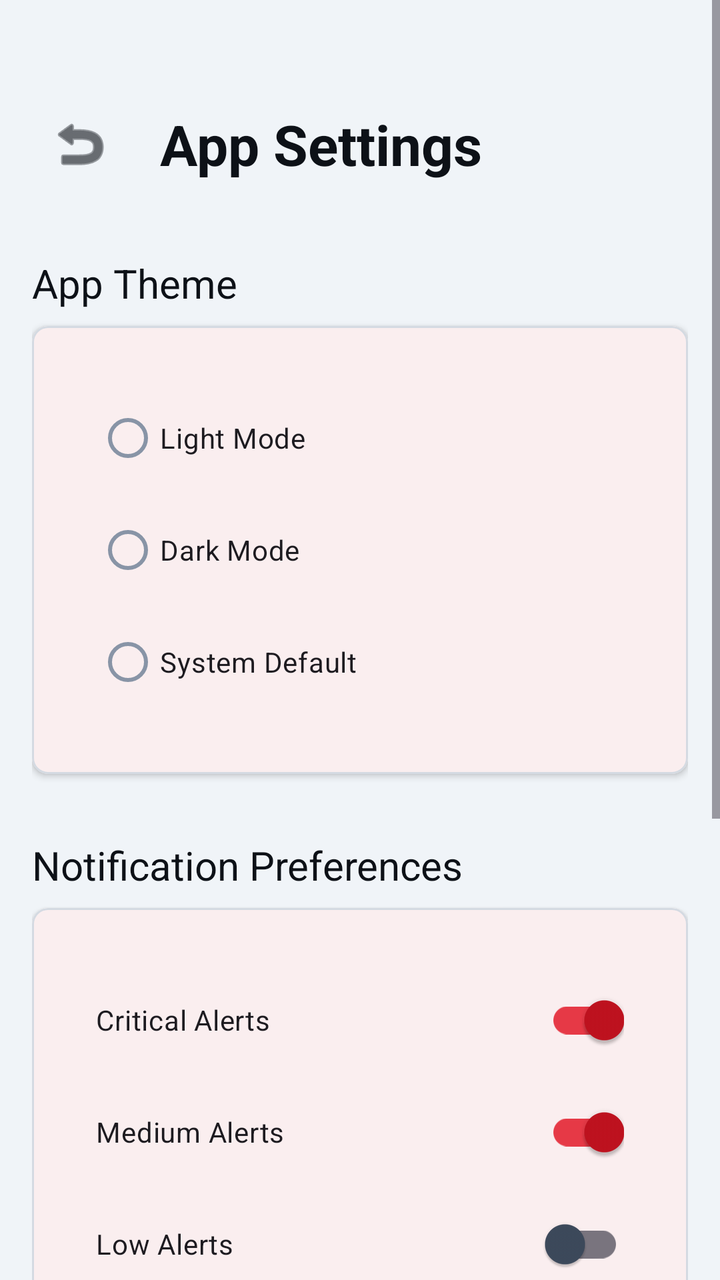
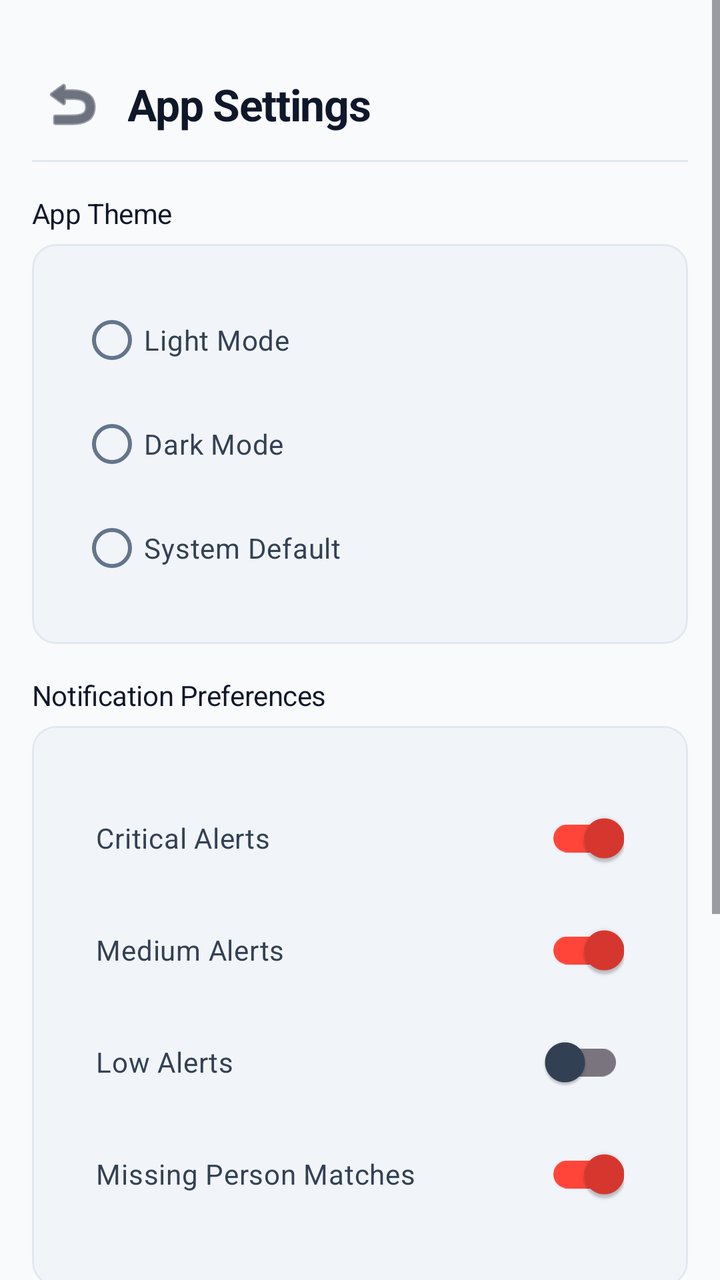

The first picture is an Android layout as it rendered before a commit; the second is the same layout after the commit. The layout source and the unified diff follow.
<!-- AndroidManifest.xml: application theme Theme.NISHAAN -->
<!-- res/layout/fragment_settings.xml -->
<?xml version="1.0" encoding="utf-8"?>
<ScrollView xmlns:android="http://schemas.android.com/apk/res/android"
    xmlns:app="http://schemas.android.com/apk/res-auto"
    android:layout_width="match_parent"
    android:layout_height="match_parent"
    android:background="?attr/android:colorBackground">

    <LinearLayout
        android:layout_width="match_parent"
        android:layout_height="wrap_content"
        android:orientation="vertical"
        android:padding="@dimen/spacing_md">

        
        <LinearLayout
            android:layout_width="match_parent"
            android:layout_height="wrap_content"
            android:layout_marginTop="@dimen/spacing_xl"
            android:gravity="center_vertical"
            android:orientation="horizontal">

            <ImageButton
                android:id="@+id/btnBack"
                android:layout_width="48dp"
                android:layout_height="48dp"
                android:background="?attr/selectableItemBackgroundBorderless"
                android:contentDescription="@string/btn_back"
                android:src="@android:drawable/ic_menu_revert"
                app:tint="?attr/colorOnBackground" />

            <TextView
                style="@style/TextDisplay"
                android:layout_width="wrap_content"
                android:layout_height="wrap_content"
                android:layout_marginStart="@dimen/spacing_md"
                android:text="@string/profile_app_settings" />
        </LinearLayout>

        
        <TextView
            style="@style/TextHeadline"
            android:layout_width="match_parent"
            android:layout_height="wrap_content"
            android:layout_marginTop="@dimen/spacing_xl"
            android:text="@string/settings_theme_title" />

        <com.google.android.material.card.MaterialCardView
            style="@style/NishaanCard"
            android:layout_width="match_parent"
            android:layout_height="wrap_content"
            android:layout_marginTop="@dimen/spacing_sm">

            <RadioGroup
                android:id="@+id/radioGroupTheme"
                android:layout_width="match_parent"
                android:layout_height="wrap_content"
                android:orientation="vertical"
                android:padding="@dimen/spacing_md">

                <com.google.android.material.radiobutton.MaterialRadioButton
                    android:id="@+id/radioThemeLight"
                    android:layout_width="match_parent"
                    android:layout_height="wrap_content"
                    android:text="@string/settings_theme_light" />

                <com.google.android.material.radiobutton.MaterialRadioButton
                    android:id="@+id/radioThemeDark"
                    android:layout_width="match_parent"
                    android:layout_height="wrap_content"
                    android:layout_marginTop="@dimen/spacing_sm"
                    android:text="@string/settings_theme_dark" />

                <com.google.android.material.radiobutton.MaterialRadioButton
                    android:id="@+id/radioThemeSystem"
                    android:layout_width="match_parent"
                    android:layout_height="wrap_content"
                    android:layout_marginTop="@dimen/spacing_sm"
                    android:text="@string/settings_theme_system" />
            </RadioGroup>
        </com.google.android.material.card.MaterialCardView>

        
        <TextView
            style="@style/TextHeadline"
            android:layout_width="match_parent"
            android:layout_height="wrap_content"
            android:layout_marginTop="@dimen/spacing_xl"
            android:text="@string/profile_notification_prefs" />

        <com.google.android.material.card.MaterialCardView
            style="@style/NishaanCard"
            android:layout_width="match_parent"
            android:layout_height="wrap_content"
            android:layout_marginTop="@dimen/spacing_sm">

            <LinearLayout
                android:layout_width="match_parent"
                android:layout_height="wrap_content"
                android:orientation="vertical"
                android:padding="@dimen/spacing_md">

                <com.google.android.material.switchmaterial.SwitchMaterial
                    android:id="@+id/switchCritical"
                    android:layout_width="match_parent"
                    android:layout_height="wrap_content"
                    android:checked="true"
                    android:text="@string/profile_pref_critical" />

                <com.google.android.material.switchmaterial.SwitchMaterial
                    android:id="@+id/switchMedium"
                    android:layout_width="match_parent"
                    android:layout_height="wrap_content"
                    android:layout_marginTop="@dimen/spacing_sm"
                    android:checked="true"
                    android:text="@string/profile_pref_medium" />

                <com.google.android.material.switchmaterial.SwitchMaterial
                    android:id="@+id/switchLow"
                    android:layout_width="match_parent"
                    android:layout_height="wrap_content"
                    android:layout_marginTop="@dimen/spacing_sm"
                    android:checked="false"
                    android:text="@string/profile_pref_low" />

                <com.google.android.material.switchmaterial.SwitchMaterial
                    android:id="@+id/switchMissing"
                    android:layout_width="match_parent"
                    android:layout_height="wrap_content"
                    android:layout_marginTop="@dimen/spacing_sm"
                    android:checked="true"
                    android:text="@string/profile_pref_missing" />
            </LinearLayout>
        </com.google.android.material.card.MaterialCardView>

        
        <TextView
            style="@style/TextHeadline"
            android:layout_width="match_parent"
            android:layout_height="wrap_content"
            android:layout_marginTop="@dimen/spacing_xl"
            android:text="App Language" />

        <com.google.android.material.button.MaterialButton
            android:id="@+id/btnChangeLanguage"
            style="@style/SecondaryButton"
            android:layout_width="match_parent"
            android:layout_height="wrap_content"
            android:layout_marginTop="@dimen/spacing_sm"
            android:text="@string/profile_language_select"
            app:icon="@android:drawable/ic_menu_sort_alphabetically" />

        
        <com.google.android.material.button.MaterialButton
            android:id="@+id/btnSignOut"
            style="@style/SecondaryButton"
            android:layout_width="match_parent"
            android:layout_height="wrap_content"
            android:layout_marginTop="@dimen/spacing_xl"
            android:layout_marginBottom="@dimen/spacing_xxl"
            android:text="@string/btn_sign_out"
            app:icon="@android:drawable/ic_lock_power_off" />

    </LinearLayout>
</ScrollView>
<!-- resources referenced by this layout -->
<resources>
  <dimen name="spacing_md">16dp</dimen>
  <dimen name="spacing_sm">8dp</dimen>
  <dimen name="spacing_xl">32dp</dimen>
  <dimen name="spacing_xxl">48dp</dimen>
  <string name="btn_back">Back</string>
  <string name="btn_sign_out">Sign Out</string>
  <string name="profile_app_settings">App Settings</string>
  <string name="profile_language_select">Change Language / زبان تبدیل کریں</string>
  <string name="profile_notification_prefs">Notification Preferences</string>
  <string name="profile_pref_critical">Critical Alerts</string>
  <string name="profile_pref_low">Low Alerts</string>
  <string name="profile_pref_medium">Medium Alerts</string>
  <string name="profile_pref_missing">Missing Person Matches</string>
  <string name="settings_theme_dark">Dark Mode</string>
  <string name="settings_theme_light">Light Mode</string>
  <string name="settings_theme_system">System Default</string>
  <string name="settings_theme_title">App Theme</string>
  <style name="NishaanCard" parent="Widget.Material3.CardView.Filled">
          <item name="cardBackgroundColor">?attr/colorSurface</item>
          <item name="cardCornerRadius">@dimen/dimen_card_corner_radius</item>
          <item name="cardElevation">@dimen/dimen_card_elevation</item>
          <item name="strokeWidth">@dimen/dimen_card_stroke_width</item>
          <item name="strokeColor">?attr/colorOutlineVariant</item>
          <item name="contentPadding">@dimen/dimen_card_padding</item>
      </style>
  <style name="SecondaryButton" parent="Widget.Material3.Button.OutlinedButton">
          <item name="strokeColor">@color/color_primary</item>
          <item name="strokeWidth">@dimen/dimen_button_outline_stroke</item>
          <item name="android:textColor">@color/color_primary</item>
          <item name="android:textSize">16sp</item>
          <item name="cornerRadius">@dimen/dimen_button_corner_radius</item>
          <item name="android:minHeight">@dimen/dimen_button_height</item>
      </style>
  <style name="TextDisplay">
          <item name="android:textSize">28sp</item>
          <item name="android:textStyle">bold</item>
          <item name="android:textColor">?attr/colorOnBackground</item>
      </style>
  <style name="TextHeadline">
          <item name="android:textSize">20sp</item>
          <item name="android:textFontWeight">600</item>
          <item name="android:textColor">?attr/colorOnBackground</item>
      </style>
  <style name="Theme.NISHAAN" parent="Base.Theme.NISHAAN" />
  <dimen name="dimen_card_corner_radius">8dp</dimen>
  <dimen name="dimen_card_elevation">2dp</dimen>
  <dimen name="dimen_card_stroke_width">1dp</dimen>
  <dimen name="dimen_card_padding">16dp</dimen>
  <color name="color_primary">#E63946</color>
  <dimen name="dimen_button_outline_stroke">1.5dp</dimen>
  <dimen name="dimen_button_corner_radius">6dp</dimen>
  <dimen name="dimen_button_height">52dp</dimen>
  <color name="color_primary_light">#C1121F</color>
  <color name="white">#FFFFFFFF</color>
  <color name="color_background_light">#F0F4F8</color>
  <color name="color_on_background_light">#0D1117</color>
  <color name="color_surface_light">#FFFFFF</color>
  <color name="color_on_surface_light">#3D4A5C</color>
  <color name="color_surface_variant_light">#E8ECF0</color>
  <color name="color_on_surface_muted_light">#8894A6</color>
  <color name="color_divider_light">#D4DAE2</color>
  <!-- unchanged entries left out for length: 1 -->
</resources>

<!-- the commit's change to res/layout/fragment_settings.xml (unified diff, before → after) -->
@@ -9,7 +9,8 @@
         android:layout_width="match_parent"
         android:layout_height="wrap_content"
         android:orientation="vertical"
-        android:padding="@dimen/spacing_md">
+        android:paddingHorizontal="@dimen/spacing_md"
+        android:paddingBottom="@dimen/spacing_xl">
 
         
         <LinearLayout
@@ -17,12 +18,13 @@
             android:layout_height="wrap_content"
             android:layout_marginTop="@dimen/spacing_xl"
             android:gravity="center_vertical"
-            android:orientation="horizontal">
+            android:orientation="horizontal"
+            android:paddingBottom="@dimen/spacing_sm">
 
             <ImageButton
                 android:id="@+id/btnBack"
-                android:layout_width="48dp"
-                android:layout_height="48dp"
+                android:layout_width="40dp"
+                android:layout_height="40dp"
                 android:background="?attr/selectableItemBackgroundBorderless"
                 android:contentDescription="@string/btn_back"
                 android:src="@android:drawable/ic_menu_revert"
@@ -32,49 +34,70 @@
                 style="@style/TextDisplay"
                 android:layout_width="wrap_content"
                 android:layout_height="wrap_content"
-                android:layout_marginStart="@dimen/spacing_md"
-                android:text="@string/profile_app_settings" />
+                android:layout_marginStart="@dimen/spacing_sm"
+                android:text="@string/profile_app_settings"
+                android:textSize="22sp"
+                android:letterSpacing="-0.02" />
         </LinearLayout>
+
+        <View
+            android:layout_width="match_parent"
+            android:layout_height="1dp"
+            android:background="?attr/colorOutlineVariant"
+            android:layout_marginBottom="@dimen/spacing_sm" />
 
         
         <TextView
             style="@style/TextHeadline"
             android:layout_width="match_parent"
             android:layout_height="wrap_content"
-            android:layout_marginTop="@dimen/spacing_xl"
-            android:text="@string/settings_theme_title" />
+            android:layout_marginTop="@dimen/spacing_sm"
+            android:text="@string/settings_theme_title"
+            android:textSize="14sp"
+            android:textStyle="bold"
+            android:textColor="?attr/colorOnBackground" />
 
         <com.google.android.material.card.MaterialCardView
             style="@style/NishaanCard"
             android:layout_width="match_parent"
             android:layout_height="wrap_content"
-            android:layout_marginTop="@dimen/spacing_sm">
+            android:layout_marginTop="6dp"
+            app:cardCornerRadius="12dp"
+            app:strokeWidth="1dp"
+            app:strokeColor="?attr/colorOutlineVariant"
+            app:cardElevation="0dp">
 
             <RadioGroup
                 android:id="@+id/radioGroupTheme"
                 android:layout_width="match_parent"
                 android:layout_height="wrap_content"
                 android:orientation="vertical"
-                android:padding="@dimen/spacing_md">
+                android:padding="@dimen/spacing_sm">
 
                 <com.google.android.material.radiobutton.MaterialRadioButton
                     android:id="@+id/radioThemeLight"
                     android:layout_width="match_parent"
                     android:layout_height="wrap_content"
+                    android:textColor="?attr/colorOnSurface"
+                    android:textSize="14sp"
                     android:text="@string/settings_theme_light" />
 
                 <com.google.android.material.radiobutton.MaterialRadioButton
                     android:id="@+id/radioThemeDark"
                     android:layout_width="match_parent"
                     android:layout_height="wrap_content"
-                    android:layout_marginTop="@dimen/spacing_sm"
+                    android:layout_marginTop="4dp"
+                    android:textColor="?attr/colorOnSurface"
+                    android:textSize="14sp"
                     android:text="@string/settings_theme_dark" />
 
                 <com.google.android.material.radiobutton.MaterialRadioButton
                     android:id="@+id/radioThemeSystem"
                     android:layout_width="match_parent"
                     android:layout_height="wrap_content"
-                    android:layout_marginTop="@dimen/spacing_sm"
+                    android:layout_marginTop="4dp"
+                    android:textColor="?attr/colorOnSurface"
+                    android:textSize="14sp"
                     android:text="@string/settings_theme_system" />
             </RadioGroup>
         </com.google.android.material.card.MaterialCardView>
@@ -84,14 +107,21 @@
             style="@style/TextHeadline"
             android:layout_width="match_parent"
             android:layout_height="wrap_content"
-            android:layout_marginTop="@dimen/spacing_xl"
-            android:text="@string/profile_notification_prefs" />
+            android:layout_marginTop="@dimen/spacing_md"
+            android:text="@string/profile_notification_prefs"
+            android:textSize="14sp"
+            android:textStyle="bold"
+            android:textColor="?attr/colorOnBackground" />
 
         <com.google.android.material.card.MaterialCardView
             style="@style/NishaanCard"
             android:layout_width="match_parent"
             android:layout_height="wrap_content"
-            android:layout_marginTop="@dimen/spacing_sm">
+            android:layout_marginTop="6dp"
+            app:cardCornerRadius="12dp"
+            app:strokeWidth="1dp"
+            app:strokeColor="?attr/colorOutlineVariant"
+            app:cardElevation="0dp">
 
             <LinearLayout
                 android:layout_width="match_parent"
@@ -104,30 +134,38 @@
                     android:layout_width="match_parent"
                     android:layout_height="wrap_content"
                     android:checked="true"
+                    android:textColor="?attr/colorOnSurface"
+                    android:textSize="14sp"
                     android:text="@string/profile_pref_critical" />
 
                 <com.google.android.material.switchmaterial.SwitchMaterial
                     android:id="@+id/switchMedium"
                     android:layout_width="match_parent"
                     android:layout_height="wrap_content"
-                    android:layout_marginTop="@dimen/spacing_sm"
+                    android:layout_marginTop="8dp"
                     android:checked="true"
+                    android:textColor="?attr/colorOnSurface"
+                    android:textSize="14sp"
                     android:text="@string/profile_pref_medium" />
 
                 <com.google.android.material.switchmaterial.SwitchMaterial
                     android:id="@+id/switchLow"
                     android:layout_width="match_parent"
                     android:layout_height="wrap_content"
-                    android:layout_marginTop="@dimen/spacing_sm"
+                    android:layout_marginTop="8dp"
                     android:checked="false"
+                    android:textColor="?attr/colorOnSurface"
+                    android:textSize="14sp"
                     android:text="@string/profile_pref_low" />
 
                 <com.google.android.material.switchmaterial.SwitchMaterial
                     android:id="@+id/switchMissing"
                     android:layout_width="match_parent"
                     android:layout_height="wrap_content"
-                    android:layout_marginTop="@dimen/spacing_sm"
+                    android:layout_marginTop="8dp"
                     android:checked="true"
+                    android:textColor="?attr/colorOnSurface"
+                    android:textSize="14sp"
                     android:text="@string/profile_pref_missing" />
             </LinearLayout>
         </com.google.android.material.card.MaterialCardView>
@@ -137,15 +175,18 @@
             style="@style/TextHeadline"
             android:layout_width="match_parent"
             android:layout_height="wrap_content"
-            android:layout_marginTop="@dimen/spacing_xl"
-            android:text="App Language" />
+            android:layout_marginTop="@dimen/spacing_md"
+            android:text="App Language"
+            android:textSize="14sp"
+            android:textStyle="bold"
+            android:textColor="?attr/colorOnBackground" />
 
         <com.google.android.material.button.MaterialButton
             android:id="@+id/btnChangeLanguage"
             style="@style/SecondaryButton"
             android:layout_width="match_parent"
             android:layout_height="wrap_content"
-            android:layout_marginTop="@dimen/spacing_sm"
+            android:layout_marginTop="6dp"
             android:text="@string/profile_language_select"
             app:icon="@android:drawable/ic_menu_sort_alphabetically" />
 
@@ -155,7 +196,7 @@
             style="@style/SecondaryButton"
             android:layout_width="match_parent"
             android:layout_height="wrap_content"
-            android:layout_marginTop="@dimen/spacing_xl"
+            android:layout_marginTop="@dimen/spacing_lg"
             android:layout_marginBottom="@dimen/spacing_xxl"
             android:text="@string/btn_sign_out"
             app:icon="@android:drawable/ic_lock_power_off" />
<!-- resource entries referenced after the edit -->
@@ -1,5 +1,6 @@
 <!-- resources referenced by this layout -->
 <resources>
+  <dimen name="spacing_lg">24dp</dimen>
   <dimen name="spacing_md">16dp</dimen>
   <dimen name="spacing_sm">8dp</dimen>
   <dimen name="spacing_xl">32dp</dimen>
@@ -18,9 +19,9 @@
   <string name="settings_theme_system">System Default</string>
   <string name="settings_theme_title">App Theme</string>
   <style name="NishaanCard" parent="Widget.Material3.CardView.Filled">
-          <item name="cardBackgroundColor">?attr/colorSurface</item>
+          <item name="cardBackgroundColor">?attr/colorSurfaceVariant</item>
           <item name="cardCornerRadius">@dimen/dimen_card_corner_radius</item>
-          <item name="cardElevation">@dimen/dimen_card_elevation</item>
+          <item name="cardElevation">0dp</item>
           <item name="strokeWidth">@dimen/dimen_card_stroke_width</item>
           <item name="strokeColor">?attr/colorOutlineVariant</item>
           <item name="contentPadding">@dimen/dimen_card_padding</item>
@@ -29,38 +30,41 @@
           <item name="strokeColor">@color/color_primary</item>
           <item name="strokeWidth">@dimen/dimen_button_outline_stroke</item>
           <item name="android:textColor">@color/color_primary</item>
-          <item name="android:textSize">16sp</item>
+          <item name="android:textSize">15sp</item>
+          <item name="android:textStyle">bold</item>
           <item name="cornerRadius">@dimen/dimen_button_corner_radius</item>
           <item name="android:minHeight">@dimen/dimen_button_height</item>
+          <item name="android:letterSpacing">0.02</item>
       </style>
   <style name="TextDisplay">
-          <item name="android:textSize">28sp</item>
+          <item name="android:textSize">30sp</item>
           <item name="android:textStyle">bold</item>
           <item name="android:textColor">?attr/colorOnBackground</item>
+          <item name="android:letterSpacing">-0.02</item>
       </style>
   <style name="TextHeadline">
-          <item name="android:textSize">20sp</item>
+          <item name="android:textSize">18sp</item>
           <item name="android:textFontWeight">600</item>
           <item name="android:textColor">?attr/colorOnBackground</item>
+          <item name="android:letterSpacing">-0.01</item>
       </style>
   <style name="Theme.NISHAAN" parent="Base.Theme.NISHAAN" />
-  <dimen name="dimen_card_corner_radius">8dp</dimen>
-  <dimen name="dimen_card_elevation">2dp</dimen>
+  <dimen name="dimen_card_corner_radius">12dp</dimen>
   <dimen name="dimen_card_stroke_width">1dp</dimen>
   <dimen name="dimen_card_padding">16dp</dimen>
-  <color name="color_primary">#E63946</color>
+  <color name="color_primary">#FF453A</color>
   <dimen name="dimen_button_outline_stroke">1.5dp</dimen>
-  <dimen name="dimen_button_corner_radius">6dp</dimen>
-  <dimen name="dimen_button_height">52dp</dimen>
-  <color name="color_primary_light">#C1121F</color>
+  <dimen name="dimen_button_corner_radius">12dp</dimen>
+  <dimen name="dimen_button_height">54dp</dimen>
+  <color name="color_primary_light">#D9382F</color>
   <color name="white">#FFFFFFFF</color>
-  <color name="color_background_light">#F0F4F8</color>
-  <color name="color_on_background_light">#0D1117</color>
+  <color name="color_background_light">#F8FAFC</color>
+  <color name="color_on_background_light">#0F172A</color>
   <color name="color_surface_light">#FFFFFF</color>
-  <color name="color_on_surface_light">#3D4A5C</color>
-  <color name="color_surface_variant_light">#E8ECF0</color>
-  <color name="color_on_surface_muted_light">#8894A6</color>
-  <color name="color_divider_light">#D4DAE2</color>
+  <color name="color_on_surface_light">#334155</color>
+  <color name="color_surface_variant_light">#F1F5F9</color>
+  <color name="color_on_surface_muted_light">#64748B</color>
+  <color name="color_divider_light">#E2E8F0</color>
   <!-- unchanged entries left out for length: 1 -->
 </resources>
 
